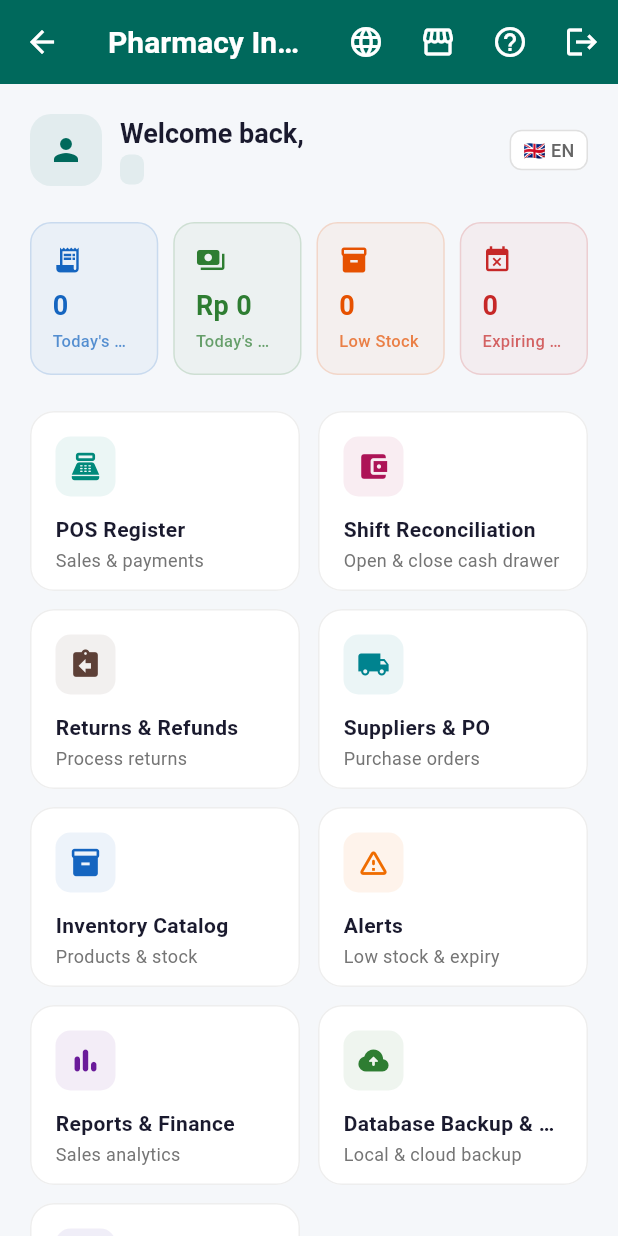
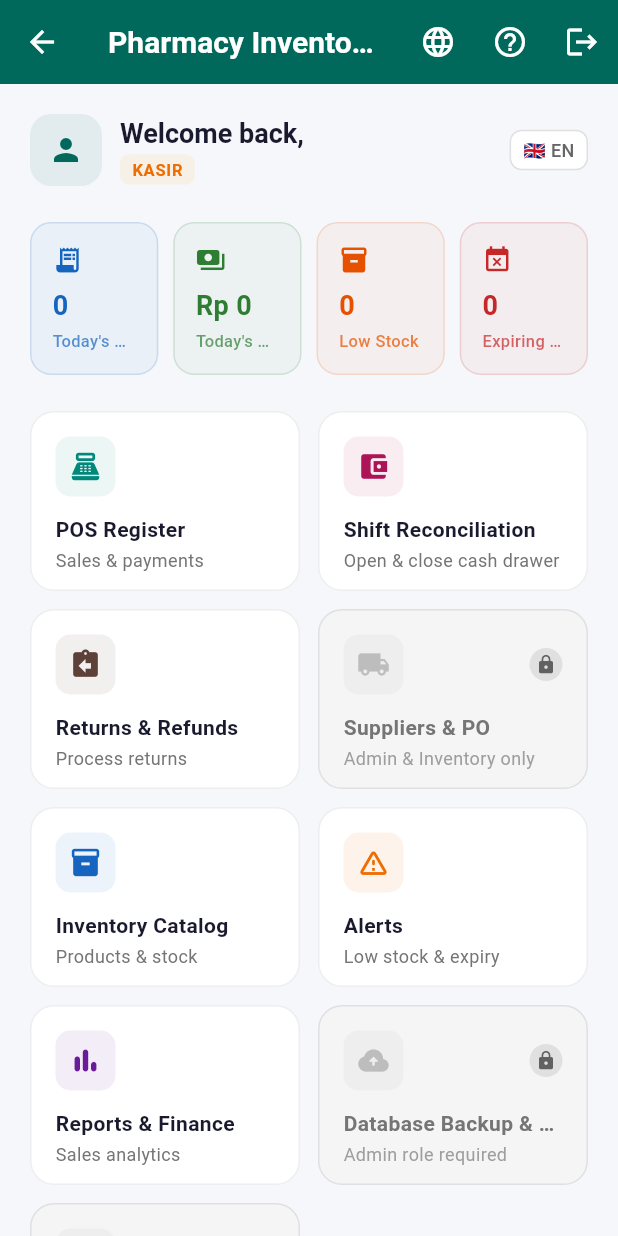
Before and after one commit to programmer-newbie-code/pharmacy-inventory-platform, a Flutter app: the HomeScreen screen opened directly, after a tap on the "language" icon, on a phone screen of 412 x 824 dp. Run offline on Flutter 3.47's test engine with Material 3 defaults, Android fonts, the light colour scheme and no system bars; our stand-ins replace csv, drift, fl_chart, flutter_riverpod, google_sign_in, image_picker and 3 more; missing offline and left inert: bcrypt, excel, mobile_scanner; accounts and stored records are empty; generated files the repository leaves out were written again.

Commit message:
feat: enforce strict Role-Based Access Control (RBAC) across all screens and features (#34)

```diff
--- a/lib/domain/permission_checker.dart
+++ b/lib/domain/permission_checker.dart
@@ -43,7 +43,62 @@ class PermissionChecker {
     },
   };
 
+  Role parseRole(String? roleStr) {
+    if (roleStr == null) return Role.kasir;
+    final normalized = roleStr.trim().toLowerCase();
+    switch (normalized) {
+      case 'admin':
+      case 'administrator':
+        return Role.admin;
+      case 'inventory':
+      case 'gudang':
+        return Role.inventory;
+      case 'audit':
+      case 'auditor':
+        return Role.audit;
+      case 'kasir':
+      case 'cashier':
+      default:
+        return Role.kasir;
+    }
+  }
+
   AccessLevel accessLevel(Role role, Resource resource) => _matrix[role]![resource]!;
+
+  AccessLevel accessLevelForString(String? roleStr, Resource resource) =>
+      accessLevel(parseRole(roleStr), resource);
+
+  /// Helper checks for UI gating:
+  bool canManageUsers(String? roleStr) => parseRole(roleStr) == Role.admin;
+
+  bool canManageBackup(String? roleStr) => parseRole(roleStr) == Role.admin;
+
+  bool canManageBranding(String? roleStr) => parseRole(roleStr) == Role.admin;
+
+  bool canCreateProducts(String? roleStr) {
+    final role = parseRole(roleStr);
+    return role == Role.admin || role == Role.inventory;
+  }
+
+  bool canPerformCheckout(String? roleStr) {
+    final role = parseRole(roleStr);
+    return role == Role.admin || role == Role.kasir;
+  }
+
+  bool canManageSuppliers(String? roleStr) {
+    final role = parseRole(roleStr);
+    return role == Role.admin || role == Role.inventory;
+  }
+
+  bool canManageShifts(String? roleStr) {
+    final role = parseRole(roleStr);
+    return role == Role.admin || role == Role.kasir;
+  }
+
+  bool canManageReturns(String? roleStr) {
+    final role = parseRole(roleStr);
+    return role == Role.admin || role == Role.kasir;
+  }
 
   /// Inventory's "full*" access to products/batches in the spec has one carve-out:
   /// once any unit has been sold from a batch, only admin may edit its cost/expiry.
--- a/lib/features/home/home_screen.dart
+++ b/lib/features/home/home_screen.dart
@@ -68,6 +68,16 @@ class HomeScreen extends ConsumerWidget {
     final user = ref.watch(authSessionProvider);
     final locale = ref.watch(localeProvider);
     final todayStats = ref.watch(_todayStatsProvider);
+    final permChecker = ref.watch(permissionCheckerProvider);
+
+    final roleStr = user?.role;
+    final isAdmin = permChecker.canManageUsers(roleStr);
+    final canManageUsers = permChecker.canManageUsers(roleStr);
+    final canManageBackup = permChecker.canManageBackup(roleStr);
+    final canManageBranding = permChecker.canManageBranding(roleStr);
+    final canManageSuppliers = permChecker.canManageSuppliers(roleStr);
+    final canManageShifts = permChecker.canManageShifts(roleStr);
+    final canManageReturns = permChecker.canManageReturns(roleStr);
 
     return Scaffold(
       appBar: AppBar(
@@ -80,7 +90,8 @@ class HomeScreen extends ConsumerWidget {
             tooltip: l10n.languageLabel,
             onPressed: () => ref.read(localeProvider.notifier).toggleLocale(),
           ),
-          // Branding
+          // Branding (Admin only)
+          if (canManageBranding)
             IconButton(
               key: const Key('brandingButton'),
               icon: const Icon(Icons.storefront),
@@ -143,22 +154,30 @@ class HomeScreen extends ConsumerWidget {
                         style: Theme.of(context).textTheme.headlineSmall,
                       ),
                       const SizedBox(height: 2),
+                      Row(
+                        children: [
                           Container(
                             padding: const EdgeInsets.symmetric(
                                 horizontal: 8, vertical: 2),
                             decoration: BoxDecoration(
-                          color: AppTheme.primaryColor.withAlpha(20),
+                              color: isAdmin
+                                  ? AppTheme.primaryColor.withAlpha(20)
+                                  : Colors.orange.withAlpha(20),
                               borderRadius: BorderRadius.circular(6),
                             ),
                             child: Text(
-                          (user?.role ?? '').toUpperCase(),
-                          style: const TextStyle(
+                              (user?.role ?? 'kasir').toUpperCase(),
+                              style: TextStyle(
                                 fontSize: 11,
                                 fontWeight: FontWeight.w600,
-                            color: AppTheme.primaryColor,
+                                color: isAdmin
+                                    ? AppTheme.primaryColor
+                                    : Colors.orange.shade800,
                                 letterSpacing: 0.5,
                               ),
                             ),
+                          ),
+                        ],
                       ),
                     ],
                   ),
@@ -210,6 +229,7 @@ class HomeScreen extends ConsumerWidget {
                       color: AppTheme.cardPOS,
                       title: l10n.posTitle,
                       subtitle: l10n.posSubtitle,
+                      isEnabled: true,
                       onTap: () => _navigate(context, const PosScreen()),
                     ),
                     _NavCard(
@@ -218,6 +238,8 @@ class HomeScreen extends ConsumerWidget {
                       color: AppTheme.cardShifts,
                       title: l10n.shiftTitle,
                       subtitle: l10n.shiftSubtitle,
+                      isEnabled: canManageShifts,
+                      restrictionTooltip: 'Admin & Kasir only',
                       onTap: () =>
                           _navigate(context, const ShiftManagementScreen()),
                     ),
@@ -227,6 +249,8 @@ class HomeScreen extends ConsumerWidget {
                       color: AppTheme.cardReturns,
                       title: l10n.returnsTitle,
                       subtitle: l10n.returnsSubtitle,
+                      isEnabled: canManageReturns,
+                      restrictionTooltip: 'Admin & Kasir only',
                       onTap: () => _navigate(context, const ReturnScreen()),
                     ),
                     _NavCard(
@@ -235,6 +259,8 @@ class HomeScreen extends ConsumerWidget {
                       color: AppTheme.cardSuppliers,
                       title: l10n.suppliersTitle,
                       subtitle: l10n.suppliersSubtitle,
+                      isEnabled: canManageSuppliers,
+                      restrictionTooltip: 'Admin & Inventory only',
                       onTap: () =>
                           _navigate(context, const PurchaseOrderScreen()),
                     ),
@@ -244,6 +270,7 @@ class HomeScreen extends ConsumerWidget {
                       color: AppTheme.cardInventory,
                       title: l10n.inventoryTitle,
                       subtitle: l10n.inventorySubtitle,
+                      isEnabled: true,
                       onTap: () =>
                           _navigate(context, const ProductListScreen()),
                     ),
@@ -253,6 +280,7 @@ class HomeScreen extends ConsumerWidget {
                       color: AppTheme.cardAlerts,
                       title: l10n.alertsTitle,
                       subtitle: l10n.alertsSubtitle,
+                      isEnabled: true,
                       onTap: () => _navigate(context, const AlertsScreen()),
                     ),
                     _NavCard(
@@ -261,6 +289,7 @@ class HomeScreen extends ConsumerWidget {
                       color: AppTheme.cardReports,
                       title: l10n.reportsTitle,
                       subtitle: l10n.reportsSubtitle,
+                      isEnabled: true,
                       onTap: () => _navigate(context, const ReportsScreen()),
                     ),
                     _NavCard(
@@ -269,6 +298,8 @@ class HomeScreen extends ConsumerWidget {
                       color: AppTheme.cardBackup,
                       title: l10n.backupTitle,
                       subtitle: l10n.backupSubtitle,
+                      isEnabled: canManageBackup,
+                      restrictionTooltip: 'Admin role required',
                       onTap: () => _navigate(context, const BackupScreen()),
                     ),
                     _NavCard(
@@ -277,6 +308,8 @@ class HomeScreen extends ConsumerWidget {
                       color: AppTheme.cardUsers,
                       title: l10n.userManagementTitle,
                       subtitle: l10n.userManagementSubtitle,
+                      isEnabled: canManageUsers,
+                      restrictionTooltip: 'Admin role required',
                       onTap: () =>
                           _navigate(context, const UserManagementScreen()),
                     ),
@@ -408,6 +441,8 @@ class _NavCard extends StatelessWidget {
   final Color color;
   final String title;
   final String subtitle;
+  final bool isEnabled;
+  final String? restrictionTooltip;
   final VoidCallback onTap;
 
   const _NavCard({
@@ -416,60 +451,92 @@ class _NavCard extends StatelessWidget {
     required this.color,
     required this.title,
     required this.subtitle,
+    this.isEnabled = true,
+    this.restrictionTooltip,
     required this.onTap,
   });
 
   @override
   Widget build(BuildContext context) {
-    return Material(
-      color: Colors.white,
-      borderRadius: BorderRadius.circular(16),
-      child: InkWell(
-        borderRadius: BorderRadius.circular(16),
-        onTap: onTap,
-        child: Container(
+    final effectiveColor = isEnabled ? color : Colors.grey.shade400;
+
+    Widget cardContent = Container(
       padding: const EdgeInsets.all(16),
       decoration: BoxDecoration(
+        color: isEnabled ? Colors.white : Colors.grey.shade100,
         borderRadius: BorderRadius.circular(16),
-            border: Border.all(color: Colors.grey.shade200),
+        border: Border.all(
+          color: isEnabled ? Colors.grey.shade200 : Colors.grey.shade300,
+        ),
       ),
       child: Column(
         crossAxisAlignment: CrossAxisAlignment.start,
         mainAxisAlignment: MainAxisAlignment.center,
         children: [
+          Row(
+            mainAxisAlignment: MainAxisAlignment.spaceBetween,
+            children: [
               Container(
                 width: 40,
                 height: 40,
                 decoration: BoxDecoration(
-                  color: color.withAlpha(20),
+                  color: effectiveColor.withAlpha(isEnabled ? 20 : 30),
                   borderRadius: BorderRadius.circular(10),
                 ),
-                child: Icon(icon, color: color, size: 22),
+                child: Icon(icon, color: effectiveColor, size: 22),
+              ),
+              if (!isEnabled)
+                Tooltip(
+                  message: restrictionTooltip ?? 'Restricted role',
+                  child: Container(
+                    padding: const EdgeInsets.all(4),
+                    decoration: BoxDecoration(
+                      color: Colors.grey.shade300,
+                      shape: BoxShape.circle,
+                    ),
+                    child: Icon(
+                      Icons.lock,
+                      size: 14,
+                      color: Colors.grey.shade700,
+                    ),
+                  ),
+                ),
+            ],
           ),
           const SizedBox(height: 12),
           Text(
             title,
-                style: const TextStyle(
+            style: TextStyle(
               fontSize: 14,
               fontWeight: FontWeight.w600,
-                  color: Color(0xFF1A1A2E),
+              color: isEnabled ? const Color(0xFF1A1A2E) : Colors.grey.shade600,
             ),
             maxLines: 1,
             overflow: TextOverflow.ellipsis,
           ),
           const SizedBox(height: 2),
           Text(
-                subtitle,
+            isEnabled
+                ? subtitle
+                : (restrictionTooltip ?? 'Restricted'),
             style: TextStyle(
               fontSize: 12,
-                  color: Colors.grey.shade600,
+              color: isEnabled ? Colors.grey.shade600 : Colors.grey.shade500,
             ),
             maxLines: 1,
             overflow: TextOverflow.ellipsis,
           ),
         ],
       ),
-        ),
+    );
+
+    return Material(
+      color: Colors.transparent,
+      borderRadius: BorderRadius.circular(16),
+      child: InkWell(
+        borderRadius: BorderRadius.circular(16),
+        onTap: isEnabled ? onTap : null,
+        child: cardContent,
       ),
     );
   }
--- a/lib/features/pos/pos_screen.dart
+++ b/lib/features/pos/pos_screen.dart
@@ -6,6 +6,7 @@ import '../../core/providers.dart';
 import '../../data/database.dart';
 import '../../data/sale_repository.dart';
 import '../../l10n/app_localizations.dart';
+import '../auth/auth_session.dart';
 import '../inventory/camera_scanner_dialog.dart';
 import 'receipt_dialog.dart';
 
@@ -160,6 +161,9 @@ class _PosScreenState extends ConsumerState<PosScreen> {
   @override
   Widget build(BuildContext context) {
     final l10n = AppLocalizations.of(context)!;
+    final currentUser = ref.watch(authSessionProvider);
+    final permChecker = ref.watch(permissionCheckerProvider);
+    final canCheckout = currentUser == null || permChecker.canPerformCheckout(currentUser.role);
 
     return Scaffold(
       appBar: AppBar(
@@ -479,7 +483,7 @@ class _PosScreenState extends ConsumerState<PosScreen> {
                         child: ElevatedButton.icon(
                           key: const Key('checkoutButton'),
                           onPressed:
-                              _isLoading || _cart.isEmpty ? null : _checkout,
+                              _isLoading || _cart.isEmpty || !canCheckout ? null : _checkout,
                           icon: _isLoading
                               ? const SizedBox(
                                   width: 18,
```
Also changed, not shown: lib/features/backup/backup_screen.dart (+30 -0 lines), lib/features/inventory/product_list_screen.dart (+13 -4 lines), lib/features/users/user_management_screen.dart (+30 -0 lines), 1 other file. Lines whose indentation alone changed are shown as unchanged.
